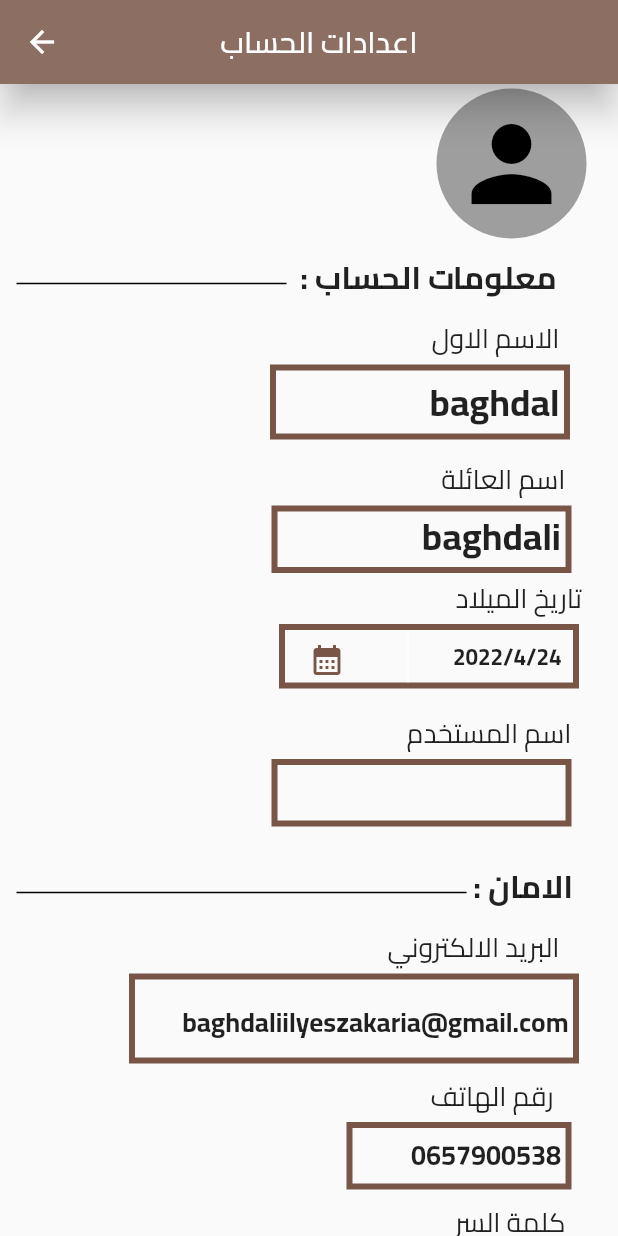
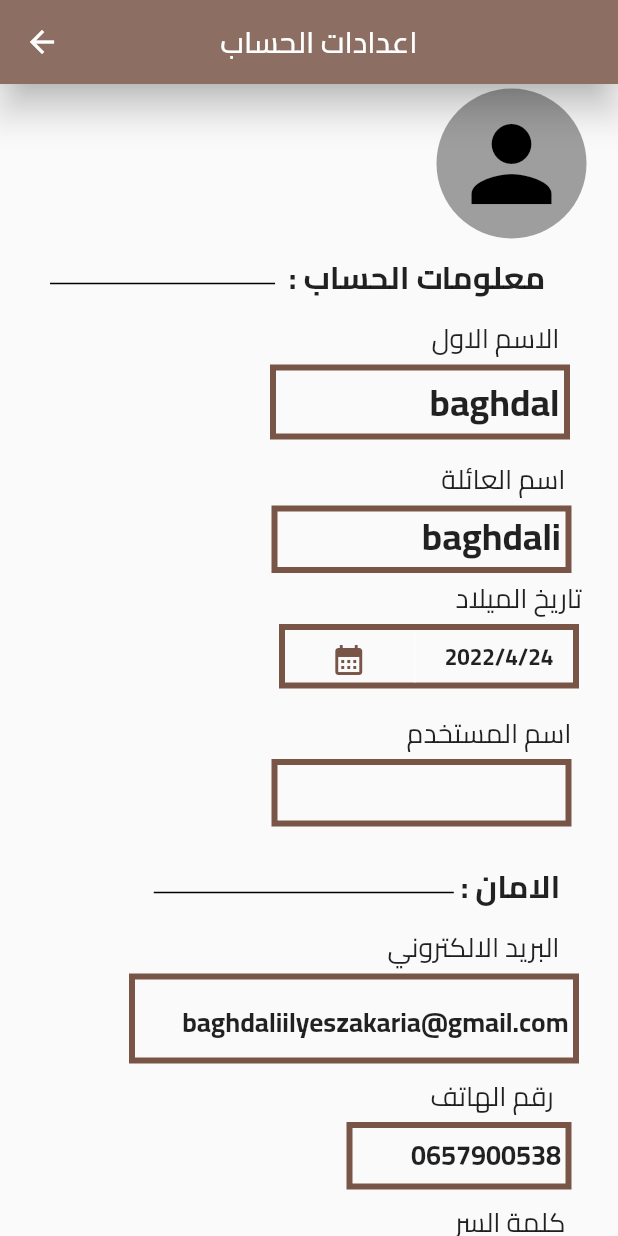
Before and after one commit to ilyeszakaria/PFE, a Flutter app: the Studentpage screen opened directly with empty values, after a tap on the "menu" icon, after a tap on "اعدادات الحساب", on a phone screen of 412 x 824 dp. Run offline on Flutter 3.47's test engine with Material 2 defaults, Android fonts, the light colour scheme and no system bars; our stand-ins replace assets_audio_player, image_picker, permission_handler.

Commit message:
first commit

```diff
--- a/lib/Studentpage.dart
+++ b/lib/Studentpage.dart
@@ -129,21 +129,25 @@ class _StudentpageState extends State<Studentpage> {
                 Row(
           mainAxisAlignment: MainAxisAlignment.end,
           children: [
-                  Container(
-                 alignment: Alignment.topLeft,
-                 child: CircleAvatar(child: Icon(Icons.person,color: Colors.black,),radius: 30,backgroundColor: Colors.grey,),
-                 height: 80,
-                 width: 200,
 
-                ),
                 Container(
                   alignment: Alignment.topRight,
                   child: Column(children: [
                      Text("التلميذ  ",style: TextStyle(fontSize:30,fontWeight: FontWeight.bold,fontFamily: 'Cairo'),),
-                     Text(  widget.username ,style: TextStyle(fontFamily: 'Cairo'))
+                     Text(  widget.username ,style: TextStyle(fontFamily: 'Cairo',fontWeight: FontWeight.bold))
                   ],),
                  height: 105,
-                 width: 207,
+
+
+                ),
+                  Container(
+
+                 alignment: Alignment.topLeft,
+                 child: CircleAvatar(child: Icon(Icons.person,color: Colors.black,),radius: 30,backgroundColor: Colors.grey,),
+                 height: 80,
+
+
+                 margin: EdgeInsets.only(right: 10),
 
                 ),
 
@@ -180,7 +184,7 @@ class _StudentpageState extends State<Studentpage> {
           alignment: Alignment.centerRight,
           child: Text(" : التصحيحات الواردة  ",style: TextStyle(fontSize: 16,fontWeight: FontWeight.bold,fontFamily: 'Cairo'),),
           height: 33,
-          width: 180,
+
 
 
         )
@@ -223,14 +227,14 @@ class _StudentpageState extends State<Studentpage> {
 
                              height: 28,
 
-                             width: 130,
+
                              child:Text(message.username,style: TextStyle(fontFamily: 'Cairo',fontWeight: FontWeight.w600,fontSize: 16,),),
                            ),
 
                            Container(
                              alignment: Alignment.centerRight,
 
-                             width: 130,
+
                              child:Text(message.date,style: TextStyle(fontWeight: FontWeight.w600,fontSize: 8,fontFamily: 'Cairo'),),
                            ),
 
@@ -292,7 +296,7 @@ class _StudentpageState extends State<Studentpage> {
           alignment: Alignment.centerRight,
           child: Text(" : الرسائل الواردة  ",style: TextStyle(fontSize: 16,fontWeight: FontWeight.bold,fontFamily: 'Cairo'),),
           height: 33,
-          width: 150,
+
 
 
         )
@@ -334,14 +338,15 @@ class _StudentpageState extends State<Studentpage> {
                              alignment: Alignment.centerRight,
                               height: 28,
 
-                             width: 130,
+                              width: 70,
+
                              child:Text("ilyes",style: TextStyle(fontFamily: 'Cairo',fontWeight: FontWeight.w600,fontSize: 16,),),
                            ),
 
                            Container(
                              alignment: Alignment.centerRight,
 
-                             width: 130,
+
                              child:Text("20/02/2022   12:30",style: TextStyle(fontWeight: FontWeight.w600,fontSize: 8,fontFamily: 'Cairo'),),
                            ),
 
--- a/lib/parametre.dart
+++ b/lib/parametre.dart
@@ -140,7 +140,7 @@ class _parametreState extends State<parametre> {
             Container(
 
               height: 50,
-              width: 180,
+              width: 150,
               child: Column(
                 children: [
                   Container(
@@ -165,7 +165,7 @@ class _parametreState extends State<parametre> {
           alignment: Alignment.center,
           child: Text("  : معلومات الحساب      ",style: TextStyle(fontSize: 21,fontWeight: FontWeight.bold,fontFamily: 'Cairo'),),
           height: 37,
-          width: 200,
+
 
 
         )
@@ -262,11 +262,11 @@ class _parametreState extends State<parametre> {
                             time=datetime!;
                           });
                   }, icon: Icon(Icons.calendar_month,color: Colors.brown,)),
-                  VerticalDivider(width: 60,color: Colors.white,),
+                  VerticalDivider(width: 40,color: Colors.white,),
                  Container(
                    alignment: Alignment.center,
                    height: 35,
-                   width: 80,
+
                    child:  Text(
                      '${time.year}/${time.month}/${time.day}    '
                    ,style: TextStyle(fontFamily: 'Cairo',fontSize: 15,fontWeight: FontWeight.bold),),
@@ -333,7 +333,7 @@ class _parametreState extends State<parametre> {
             Container(
 
               height: 50,
-              width: 300,
+              width: 200,
               child: Column(
                 children: [
                   Container(
@@ -353,12 +353,12 @@ class _parametreState extends State<parametre> {
                 ),
             ),
             Container(
-          margin: EdgeInsets.only(right: 20),
+          margin: EdgeInsets.only(right: 10),
 
           alignment: Alignment.center,
           child: Text(" : الامان      ",style: TextStyle(fontSize: 21,fontWeight: FontWeight.bold,fontFamily: 'Cairo'),),
           height: 37,
-          width: 80,
+
 
 
         )
```
Also changed, not shown: lib/ListeRevision.dart (+7 -6 lines), lib/ListeTestStudent.dart (+4 -4 lines), lib/ListeTestTeacher.dart (+4 -4 lines), lib/ProfilEleve.dart (+6 -6 lines), lib/ReponceTest.dart (+4 -4 lines), lib/SignIn2.dart (+3 -5 lines), lib/TeacherPage.dart (+60 -29 lines).
